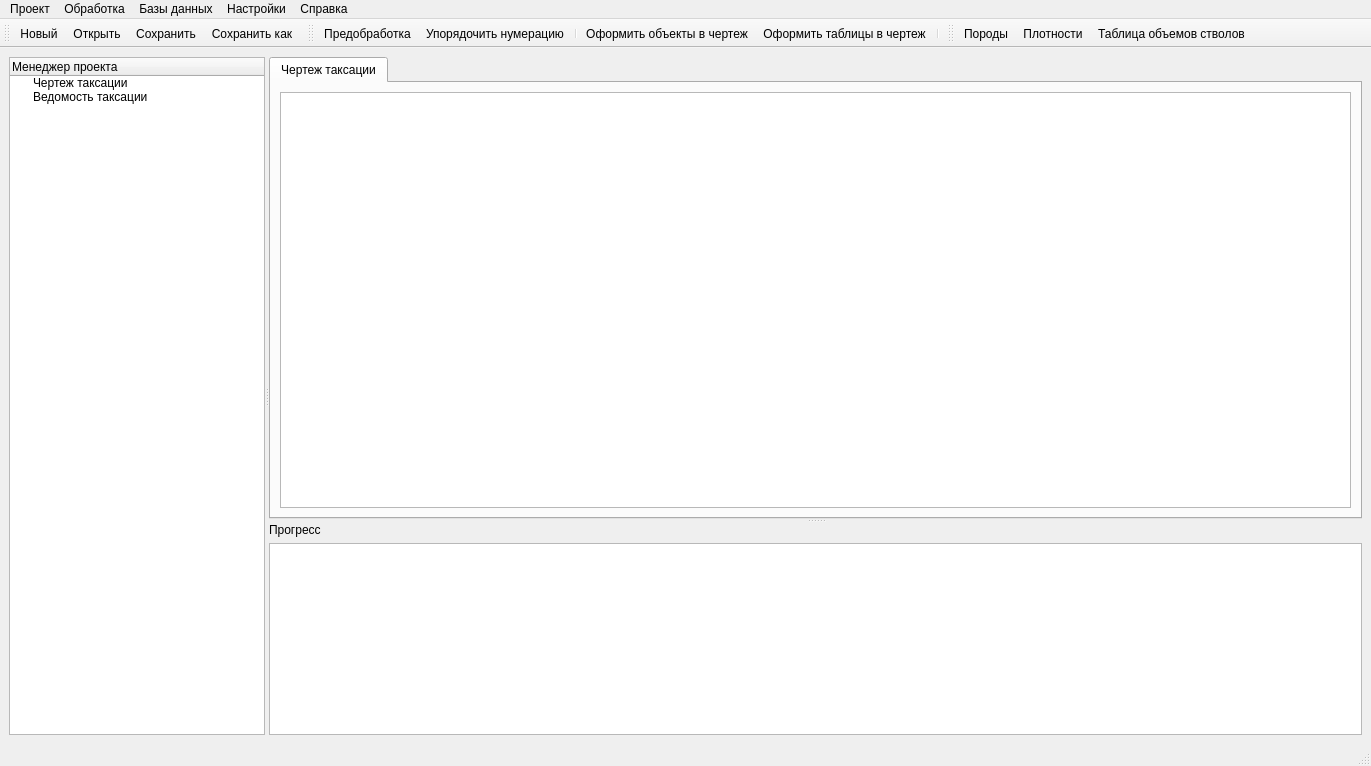
Old version of the form resources/ui/mainwindow.ui in the repository maxmyslivets/TaxationMaster.
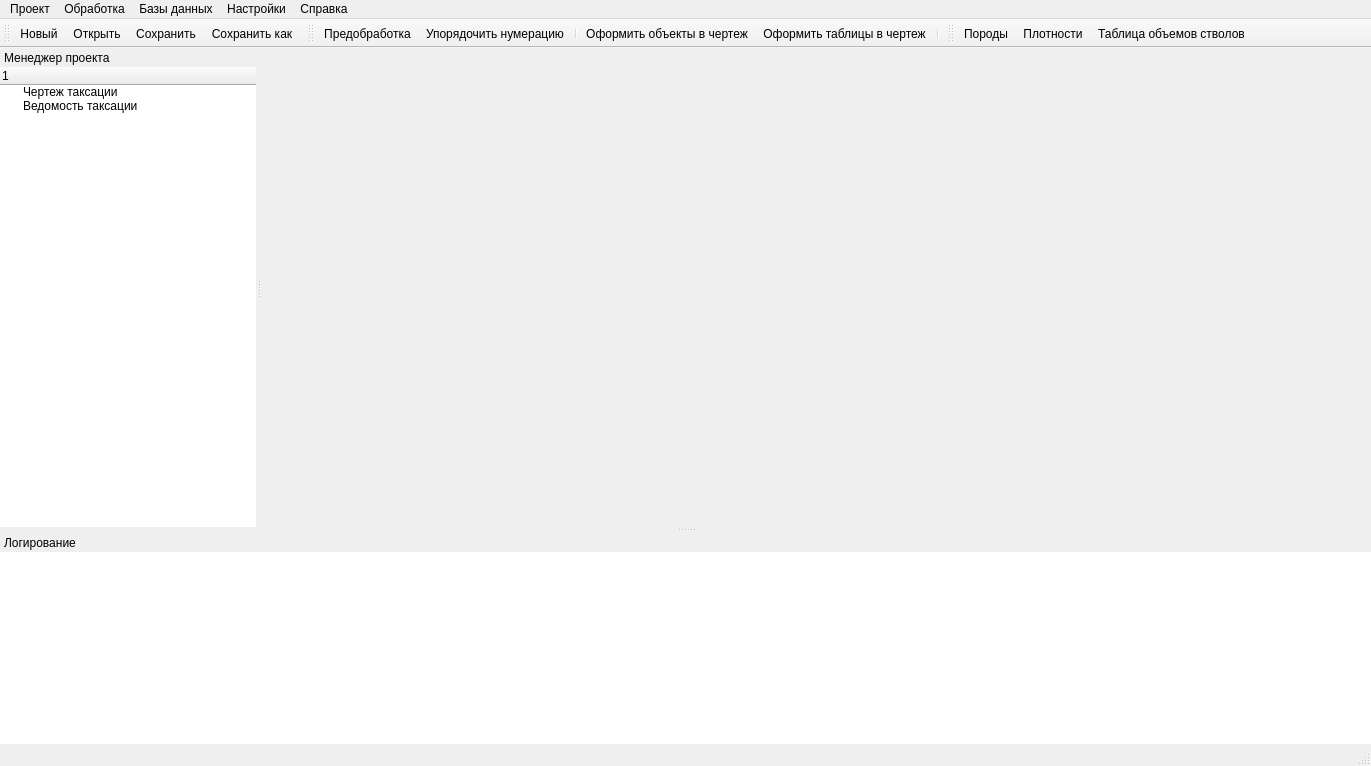
New version of the form. Icons and pictures are not drawn.

```diff
--- a/resources/ui/mainwindow.ui
+++ b/resources/ui/mainwindow.ui
@@ -17,156 +17,7 @@
    <iconset resource="../resources.qrc">
     <normaloff>:/app/ico/taxation_tool.ico</normaloff>:/app/ico/taxation_tool.ico</iconset>
   </property>
-  <widget class="QWidget" name="centralwidget">
-   <layout class="QGridLayout" name="gridLayout">
-    <item row="0" column="2">
-     <widget class="QSplitter" name="splitter">
-      <property name="sizePolicy">
-       <sizepolicy hsizetype="Expanding" vsizetype="Preferred">
-        <horstretch>100</horstretch>
-        <verstretch>0</verstretch>
-       </sizepolicy>
-      </property>
-      <property name="orientation">
-       <enum>Qt::Orientation::Horizontal</enum>
-      </property>
-      <widget class="QTreeWidget" name="tree_manager">
-       <property name="sizePolicy">
-        <sizepolicy hsizetype="Expanding" vsizetype="Expanding">
-         <horstretch>0</horstretch>
-         <verstretch>0</verstretch>
-        </sizepolicy>
-       </property>
-       <property name="acceptDrops">
-        <bool>false</bool>
-       </property>
-       <property name="autoFillBackground">
-        <bool>false</bool>
-       </property>
-       <property name="uniformRowHeights">
-        <bool>false</bool>
-       </property>
-       <property name="itemsExpandable">
-        <bool>true</bool>
-       </property>
-       <property name="sortingEnabled">
-        <bool>false</bool>
-       </property>
-       <property name="headerHidden">
-        <bool>false</bool>
-       </property>
-       <property name="expandsOnDoubleClick">
-        <bool>true</bool>
-       </property>
-       <column>
-        <property name="text">
-         <string>Менеджер проекта</string>
-        </property>
-       </column>
-       <item>
-        <property name="text">
-         <string>Чертеж таксации</string>
-        </property>
-       </item>
-       <item>
-        <property name="text">
-         <string>Ведомость таксации</string>
-        </property>
-       </item>
-      </widget>
-      <widget class="QSplitter" name="splitter_2">
-       <property name="sizePolicy">
-        <sizepolicy hsizetype="Preferred" vsizetype="Preferred">
-         <horstretch>1</horstretch>
-         <verstretch>0</verstretch>
-        </sizepolicy>
-       </property>
-       <property name="frameShadow">
-        <enum>QFrame::Shadow::Sunken</enum>
-       </property>
-       <property name="orientation">
-        <enum>Qt::Orientation::Vertical</enum>
-       </property>
-       <property name="opaqueResize">
-        <bool>true</bool>
-       </property>
-       <widget class="QTabWidget" name="tabWidget">
-        <property name="sizePolicy">
-         <sizepolicy hsizetype="Expanding" vsizetype="Preferred">
-          <horstretch>0</horstretch>
-          <verstretch>1</verstretch>
-         </sizepolicy>
-        </property>
-        <property name="currentIndex">
-         <number>0</number>
-        </property>
-        <widget class="QWidget" name="tab_table">
-         <attribute name="title">
-          <string>Чертеж таксации</string>
-         </attribute>
-         <layout class="QGridLayout" name="gridLayout_2">
-          <item row="0" column="0">
-           <widget class="QTableWidget" name="table">
-            <attribute name="verticalHeaderVisible">
-             <bool>false</bool>
-            </attribute>
-            <attribute name="verticalHeaderShowSortIndicator" stdset="0">
-             <bool>false</bool>
-            </attribute>
-            <attribute name="verticalHeaderStretchLastSection">
-             <bool>false</bool>
-            </attribute>
-           </widget>
-          </item>
-         </layout>
-        </widget>
-       </widget>
-       <widget class="QWidget" name="layoutWidget">
-        <layout class="QVBoxLayout" name="vl3">
-         <property name="sizeConstraint">
-          <enum>QLayout::SizeConstraint::SetDefaultConstraint</enum>
-         </property>
-         <item>
-          <widget class="QLabel" name="label">
-           <property name="sizePolicy">
-            <sizepolicy hsizetype="Preferred" vsizetype="Preferred">
-             <horstretch>0</horstretch>
-             <verstretch>0</verstretch>
-            </sizepolicy>
-           </property>
-           <property name="text">
-            <string>Прогресс</string>
-           </property>
-          </widget>
-         </item>
-         <item>
-          <widget class="QTextBrowser" name="console_log">
-           <property name="sizePolicy">
-            <sizepolicy hsizetype="Expanding" vsizetype="Expanding">
-             <horstretch>0</horstretch>
-             <verstretch>1</verstretch>
-            </sizepolicy>
-           </property>
-           <property name="font">
-            <font>
-             <pointsize>8</pointsize>
-            </font>
-           </property>
-           <property name="cursor" stdset="0">
-            <cursorShape>IBeamCursor</cursorShape>
-           </property>
-           <property name="focusPolicy">
-            <enum>Qt::FocusPolicy::NoFocus</enum>
-           </property>
-          </widget>
-         </item>
-        </layout>
-       </widget>
-      </widget>
-     </widget>
-    </item>
-   </layout>
-  </widget>
+  <widget class="QWidget" name="centralwidget"/>
   <widget class="QMenuBar" name="menubar">
    <property name="geometry">
     <rect>
@@ -277,6 +128,145 @@
    <addaction name="menu_database_densitys"/>
    <addaction name="menu_database_volumes"/>
   </widget>
+  <widget class="QDockWidget" name="dockWidget_1">
+   <property name="features">
+    <set>QDockWidget::DockWidgetFeature::NoDockWidgetFeatures</set>
+   </property>
+   <property name="windowTitle">
+    <string>Менеджер проекта</string>
+   </property>
+   <attribute name="dockWidgetArea">
+    <number>1</number>
+   </attribute>
+   <widget class="QWidget" name="dockWidgetContents_2">
+    <layout class="QVBoxLayout" name="verticalLayout_2">
+     <property name="spacing">
+      <number>0</number>
+     </property>
+     <property name="leftMargin">
+      <number>0</number>
+     </property>
+     <property name="topMargin">
+      <number>0</number>
+     </property>
+     <property name="rightMargin">
+      <number>0</number>
+     </property>
+     <property name="bottomMargin">
+      <number>0</number>
+     </property>
+     <item>
+      <widget class="QTreeWidget" name="tree_manager">
+       <property name="sizePolicy">
+        <sizepolicy hsizetype="Expanding" vsizetype="Expanding">
+         <horstretch>0</horstretch>
+         <verstretch>0</verstretch>
+        </sizepolicy>
+       </property>
+       <property name="acceptDrops">
+        <bool>false</bool>
+       </property>
+       <property name="autoFillBackground">
+        <bool>false</bool>
+       </property>
+       <property name="styleSheet">
+        <string notr="true">porder: none;
+margin: 0;
+padding: 0;</string>
+       </property>
+       <property name="frameShape">
+        <enum>QFrame::Shape::NoFrame</enum>
+       </property>
+       <property name="frameShadow">
+        <enum>QFrame::Shadow::Plain</enum>
+       </property>
+       <property name="lineWidth">
+        <number>0</number>
+       </property>
+       <property name="uniformRowHeights">
+        <bool>false</bool>
+       </property>
+       <property name="itemsExpandable">
+        <bool>true</bool>
+       </property>
+       <property name="sortingEnabled">
+        <bool>false</bool>
+       </property>
+       <property name="headerHidden">
+        <bool>false</bool>
+       </property>
+       <property name="expandsOnDoubleClick">
+        <bool>true</bool>
+       </property>
+       <column>
+        <property name="text">
+         <string/>
+        </property>
+       </column>
+       <item>
+        <property name="text">
+         <string>Чертеж таксации</string>
+        </property>
+       </item>
+       <item>
+        <property name="text">
+         <string>Ведомость таксации</string>
+        </property>
+       </item>
+      </widget>
+     </item>
+    </layout>
+   </widget>
+  </widget>
+  <widget class="QDockWidget" name="dockWidget_2">
+   <property name="floating">
+    <bool>false</bool>
+   </property>
+   <property name="features">
+    <set>QDockWidget::DockWidgetFeature::DockWidgetMovable</set>
+   </property>
+   <property name="windowTitle">
+    <string>Логирование</string>
+   </property>
+   <attribute name="dockWidgetArea">
+    <number>8</number>
+   </attribute>
+   <widget class="QWidget" name="dockWidgetContents_3">
+    <layout class="QVBoxLayout" name="verticalLayout_3">
+     <property name="spacing">
+      <number>0</number>
+     </property>
+     <property name="leftMargin">
+      <number>0</number>
+     </property>
+     <property name="topMargin">
+      <number>0</number>
+     </property>
+     <property name="rightMargin">
+      <number>0</number>
+     </property>
+     <property name="bottomMargin">
+      <number>0</number>
+     </property>
+     <item>
+      <widget class="QTextEdit" name="console_log">
+       <property name="frameShape">
+        <enum>QFrame::Shape::NoFrame</enum>
+       </property>
+       <property name="frameShadow">
+        <enum>QFrame::Shadow::Plain</enum>
+       </property>
+       <property name="lineWidth">
+        <number>0</number>
+       </property>
+       <property name="readOnly">
+        <bool>true</bool>
+       </property>
+      </widget>
+     </item>
+    </layout>
+   </widget>
+  </widget>
   <action name="menu_database_species">
    <property name="icon">
     <iconset>
```
